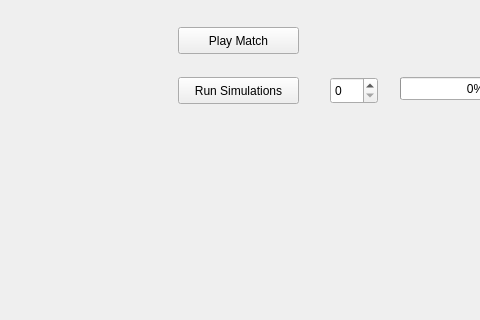
The window that MainWindow.ui (walsh06/BasketballManager) describes before a commit, drawn with Qt 5; both pictures show x 170 to 650 and y 193 to 513 of the 1200 by 800 pixel window.
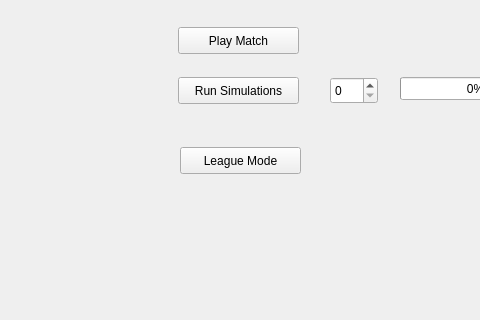
The same window after the commit. The open tabs and pages were chosen to show the change. Custom widgets are drawn as their Qt base class.

Commit message: Added league option main menu

Patch:
```diff
--- a/MainWindow.ui
+++ b/MainWindow.ui
@@ -97,6 +97,19 @@
        <number>0</number>
       </property>
      </widget>
+     <widget class="QPushButton" name="league">
+      <property name="geometry">
+       <rect>
+        <x>350</x>
+        <y>340</y>
+        <width>121</width>
+        <height>27</height>
+       </rect>
+      </property>
+      <property name="text">
+       <string>League Mode</string>
+      </property>
+     </widget>
     </widget>
     <widget class="LeagueScreen" name="LeagueWidget"/>
    </widget>
```
The commit also changes 2 other files.
